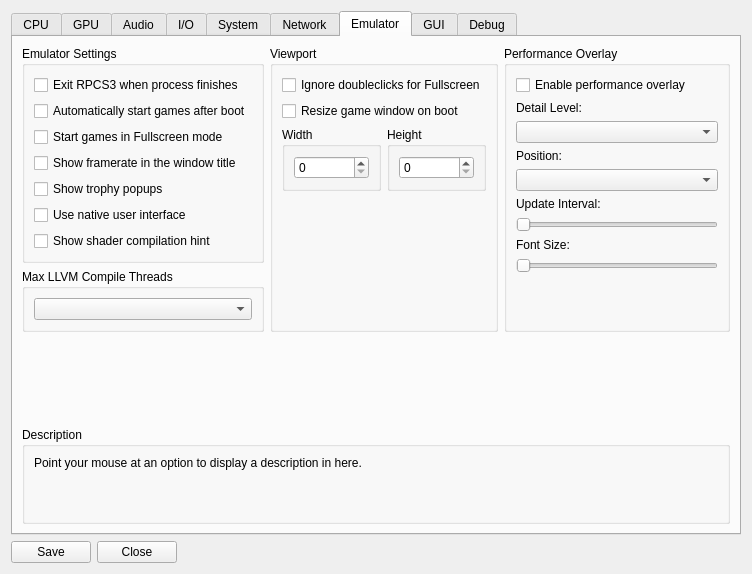
The window that rpcs3/rpcs3qt/settings_dialog.ui (RPCS3/rpcs3) describes before a commit, drawn with Qt 5.
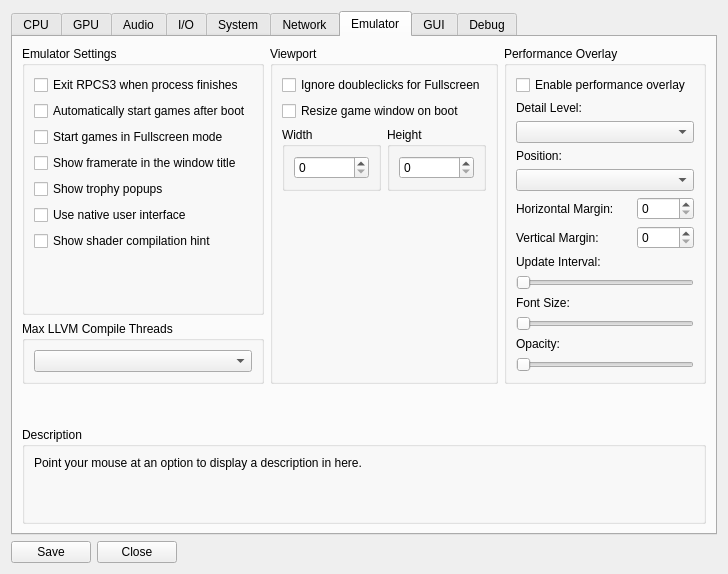
The same window after the commit. The open tabs and pages were chosen to show the change. Icons and pictures are not drawn.

Commit message: RSX/Qt: add more performance overlay options to the gui

The edit to the form file:
```diff
--- a/rpcs3/rpcs3qt/settings_dialog.ui
+++ b/rpcs3/rpcs3qt/settings_dialog.ui
@@ -6,8 +6,8 @@
    <rect>
     <x>0</x>
     <y>0</y>
-    <width>752</width>
-    <height>519</height>
+    <width>703</width>
+    <height>482</height>
    </rect>
   </property>
   <property name="sizePolicy">
@@ -1432,6 +1432,34 @@
               <item>
                <widget class="QComboBox" name="perfOverlayPosition"/>
               </item>
+              <item>
+               <layout class="QHBoxLayout" name="layout_margin_x" stretch="2,1">
+                <item>
+                 <widget class="QLabel" name="label_margin_x">
+                  <property name="text">
+                   <string>Horizontal Margin:</string>
+                  </property>
+                 </widget>
+                </item>
+                <item>
+                 <widget class="QSpinBox" name="perfOverlayMarginX"/>
+                </item>
+               </layout>
+              </item>
+              <item>
+               <layout class="QHBoxLayout" name="layout_margin_y" stretch="2,1">
+                <item>
+                 <widget class="QLabel" name="label_margin_y">
+                  <property name="text">
+                   <string>Vertical Margin:</string>
+                  </property>
+                 </widget>
+                </item>
+                <item>
+                 <widget class="QSpinBox" name="perfOverlayMarginY"/>
+                </item>
+               </layout>
+              </item>
               <item>
                <widget class="QLabel" name="label_update_interval">
                 <property name="text">
@@ -1466,6 +1494,20 @@
                 </property>
                </widget>
               </item>
+              <item>
+               <widget class="QLabel" name="label_opacity">
+                <property name="text">
+                 <string>Opacity:</string>
+                </property>
+               </widget>
+              </item>
+              <item>
+               <widget class="QSlider" name="perfOverlayOpacity">
+                <property name="orientation">
+                 <enum>Qt::Horizontal</enum>
+                </property>
+               </widget>
+              </item>
               <item>
                <spacer name="verticalSpacer_18">
                 <property name="orientation">
```
Left out of the diff: 2 changed lines with no effect on the pictures. The commit also changes 7 other files.
